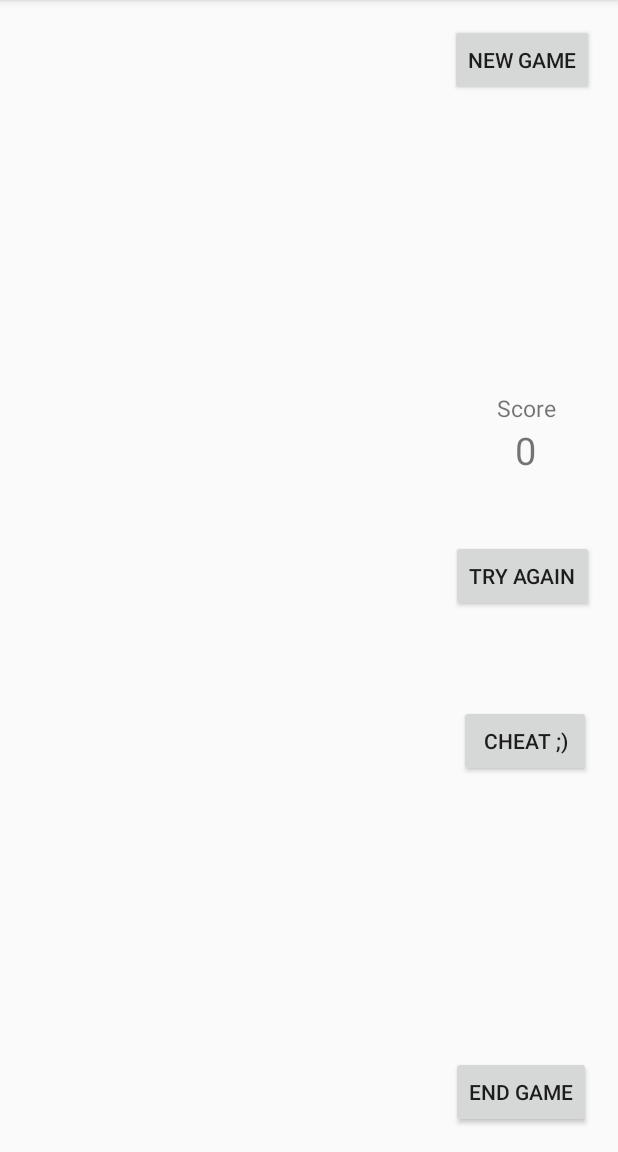
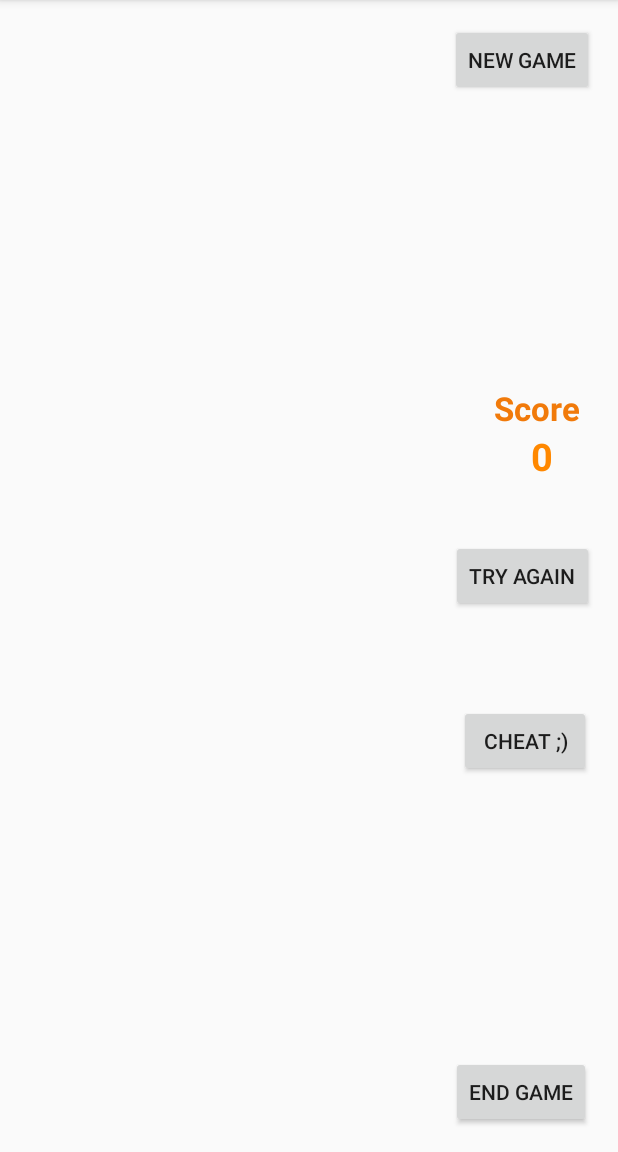
Before and after one commit to keansafari/MemoryGame, an Android app: the MemoryGameActivity screen opened directly, with no data from a screen before it, on a phone screen of 412 x 824 dp, the part 84-1236 px from its top. Run offline under Robolectric (Android 15) with nearby library versions, the phone set to English and light mode, and no system bars.

Commit message:
Few things left 1. Create High Score + add to database 2. View High Scores 3. Modify everything to work in horizontal view 4. Bug testing!!

```diff
--- a/app/src/main/AndroidManifest.xml
+++ b/app/src/main/AndroidManifest.xml
@@ -17,7 +17,9 @@
         </activity>
         <activity android:name=".UserChoiceActivity" />
         <activity android:name=".MemoryGameActivity" />
-        <activity android:name=".HighScoreActivity"></activity>
+        <activity android:name=".HighScoreActivity" />
+        <activity android:name=".UserChoiceHighScoreActivity" />
+        <activity android:name=".CreateHighScoreActivity"></activity>
     </application>
 
 </manifest>
--- a/app/src/main/res/layout/activity_high_score.xml
+++ b/app/src/main/res/layout/activity_high_score.xml
@@ -1,5 +1,5 @@
 <?xml version="1.0" encoding="utf-8"?>
 <RelativeLayout xmlns:android="http://schemas.android.com/apk/res/android"
     android:layout_width="match_parent" android:layout_height="match_parent">
-    <include layout="@layout/content_main" />
+    <include layout="@layout/content_high_score" />
 </RelativeLayout>
--- a/app/src/main/res/layout/content_memory_game.xml
+++ b/app/src/main/res/layout/content_memory_game.xml
@@ -3,6 +3,14 @@
     xmlns:app="http://schemas.android.com/apk/res-auto"
     xmlns:tools="http://schemas.android.com/tools"
     android:layout_width="match_parent" android:layout_height="match_parent">
+
+    <ImageView
+        android:layout_width="wrap_content"
+        android:layout_height="wrap_content"
+        android:id="@+id/yaoming"
+        android:background="@drawable/yaoming"
+        android:layout_alignParentTop="true"
+        android:visibility="invisible" />
 
     <Button
         android:text="Try Again"
@@ -310,9 +318,10 @@
         android:layout_width="match_parent"
         android:layout_height="match_parent"
         android:id="@+id/textGrid"
-        android:layout_alignStart="@+id/cardGrid"
         android:layout_alignTop="@+id/cardGrid"
-        android:visibility="visible">
+        android:visibility="visible"
+        android:layout_alignParentLeft="true"
+        android:layout_alignParentStart="true">
 
         <TextView
             android:layout_width="50dp"
@@ -321,8 +330,9 @@
             android:layout_margin="5dp"
             android:gravity="center"
             android:textAppearance="@style/TextAppearance.AppCompat"
-            android:textColor="@android:color/black"
-            android:visibility="invisible" />
+            android:textColor="@android:color/background_dark"
+            android:visibility="invisible"
+            android:textStyle="bold" />
 
         <TextView
             android:layout_width="50dp"
@@ -331,7 +341,9 @@
             android:layout_margin="5dp"
             android:visibility="invisible"
             android:gravity="center"
-            android:textAppearance="@style/TextAppearance.AppCompat" />
+            android:textAppearance="@style/TextAppearance.AppCompat"
+            android:textColor="@android:color/background_dark"
+            android:textStyle="bold" />
 
         <TextView
             android:layout_width="50dp"
@@ -340,7 +352,9 @@
             android:layout_margin="5dp"
             android:visibility="invisible"
             android:gravity="center"
-            android:textAppearance="@style/TextAppearance.AppCompat" />
+            android:textAppearance="@style/TextAppearance.AppCompat"
+            android:textColor="@android:color/background_dark"
+            android:textStyle="bold" />
 
         <TextView
             android:layout_width="50dp"
@@ -349,7 +363,11 @@
             android:layout_margin="5dp"
             android:visibility="invisible"
             android:gravity="center"
-            android:textAppearance="@style/TextAppearance.AppCompat" />
+            android:textAppearance="@style/TextAppearance.AppCompat"
+            android:layout_row="0"
+            android:layout_column="3"
+            android:textColor="@android:color/background_dark"
+            android:textStyle="bold" />
 
         <TextView
             android:layout_width="50dp"
@@ -360,7 +378,8 @@
             android:layout_column="0"
             android:visibility="invisible"
             android:gravity="center"
-            android:textAppearance="@style/TextAppearance.AppCompat" />
+            android:textAppearance="@style/TextAppearance.AppCompat"
+            android:textStyle="bold" />
 
         <TextView
             android:layout_width="50dp"
@@ -371,7 +390,8 @@
             android:layout_column="1"
             android:visibility="invisible"
             android:gravity="center"
-            android:textAppearance="@style/TextAppearance.AppCompat" />
+            android:textAppearance="@style/TextAppearance.AppCompat"
+            android:textStyle="bold" />
 
         <TextView
             android:layout_width="50dp"
@@ -382,7 +402,8 @@
             android:layout_column="2"
             android:visibility="invisible"
             android:gravity="center"
-            android:textAppearance="@style/TextAppearance.AppCompat" />
+            android:textAppearance="@style/TextAppearance.AppCompat"
+            android:textStyle="bold" />
 
         <TextView
             android:layout_width="50dp"
@@ -393,7 +414,8 @@
             android:layout_column="3"
             android:visibility="invisible"
             android:gravity="center"
-            android:textAppearance="@style/TextAppearance.AppCompat" />
+            android:textAppearance="@style/TextAppearance.AppCompat"
+            android:textStyle="bold" />
 
         <TextView
             android:layout_width="50dp"
@@ -404,7 +426,8 @@
             android:layout_column="0"
             android:visibility="invisible"
             android:gravity="center"
-            android:textAppearance="@style/TextAppearance.AppCompat" />
+            android:textAppearance="@style/TextAppearance.AppCompat"
+            android:textStyle="bold" />
 
         <TextView
             android:layout_width="50dp"
@@ -415,7 +438,8 @@
             android:layout_column="1"
             android:visibility="invisible"
             android:gravity="center"
-            android:textAppearance="@style/TextAppearance.AppCompat" />
+            android:textAppearance="@style/TextAppearance.AppCompat"
+            android:textStyle="bold" />
 
         <TextView
             android:layout_width="50dp"
@@ -426,7 +450,8 @@
             android:layout_column="2"
             android:visibility="invisible"
             android:gravity="center"
-            android:textAppearance="@style/TextAppearance.AppCompat" />
+            android:textAppearance="@style/TextAppearance.AppCompat"
+            android:textStyle="bold" />
 
         <TextView
             android:layout_width="50dp"
@@ -437,7 +462,8 @@
             android:layout_column="3"
             android:visibility="invisible"
             android:gravity="center"
-            android:textAppearance="@style/TextAppearance.AppCompat" />
+            android:textAppearance="@style/TextAppearance.AppCompat"
+            android:textStyle="bold" />
 
         <TextView
             android:layout_width="50dp"
@@ -448,7 +474,8 @@
             android:layout_column="1"
             android:visibility="invisible"
             android:gravity="center"
-            android:textAppearance="@style/TextAppearance.AppCompat" />
+            android:textAppearance="@style/TextAppearance.AppCompat"
+            android:textStyle="bold" />
 
         <TextView
             android:layout_width="50dp"
@@ -459,7 +486,8 @@
             android:layout_column="2"
             android:visibility="invisible"
             android:gravity="center"
-            android:textAppearance="@style/TextAppearance.AppCompat" />
+            android:textAppearance="@style/TextAppearance.AppCompat"
+            android:textStyle="bold" />
 
         <TextView
             android:layout_width="50dp"
@@ -470,7 +498,8 @@
             android:layout_column="0"
             android:visibility="invisible"
             android:gravity="center"
-            android:textAppearance="@style/TextAppearance.AppCompat" />
+            android:textAppearance="@style/TextAppearance.AppCompat"
+            android:textStyle="bold" />
 
         <TextView
             android:layout_width="50dp"
@@ -481,7 +510,8 @@
             android:layout_column="3"
             android:visibility="invisible"
             android:gravity="center"
-            android:textAppearance="@style/TextAppearance.AppCompat" />
+            android:textAppearance="@style/TextAppearance.AppCompat"
+            android:textStyle="bold" />
 
         <TextView
             android:layout_width="50dp"
@@ -492,7 +522,8 @@
             android:layout_column="0"
             android:visibility="invisible"
             android:gravity="center"
-            android:textAppearance="@style/TextAppearance.AppCompat" />
+            android:textAppearance="@style/TextAppearance.AppCompat"
+            android:textStyle="bold" />
 
         <TextView
             android:layout_width="50dp"
@@ -503,7 +534,8 @@
             android:layout_column="1"
             android:visibility="invisible"
             android:gravity="center"
-            android:textAppearance="@style/TextAppearance.AppCompat" />
+            android:textAppearance="@style/TextAppearance.AppCompat"
+            android:textStyle="bold" />
 
         <TextView
             android:layout_width="50dp"
@@ -514,7 +546,8 @@
             android:layout_column="2"
             android:visibility="invisible"
             android:gravity="center"
-            android:textAppearance="@style/TextAppearance.AppCompat" />
+            android:textAppearance="@style/TextAppearance.AppCompat"
+            android:textStyle="bold" />
 
         <TextView
             android:layout_width="50dp"
@@ -525,36 +558,10 @@
             android:layout_column="3"
             android:visibility="invisible"
             android:gravity="center"
-            android:textAppearance="@style/TextAppearance.AppCompat" />
+            android:textAppearance="@style/TextAppearance.AppCompat"
+            android:textStyle="bold" />
 
     </GridLayout>
-
-    <TextView
-        android:layout_marginBottom="47dp"
-        android:id="@+id/scoreText"
-        android:layout_height="30dp"
-        android:layout_marginRight="11dp"
-        android:layout_marginEnd="11dp"
-        android:layout_width="65dp"
-        android:layout_above="@+id/tryAgainButton"
-        android:layout_alignRight="@+id/endGameButton"
-        android:layout_alignEnd="@+id/endGameButton"
-        android:text="0"
-        android:textAlignment="center"
-        android:textSize="25sp" />
-
-    <TextView
-        android:text="Score"
-        android:layout_width="wrap_content"
-        android:layout_height="wrap_content"
-        android:id="@+id/textView3"
-        android:layout_marginLeft="14dp"
-        android:layout_marginStart="14dp"
-        android:layout_above="@+id/scoreText"
-        android:layout_alignLeft="@+id/scoreText"
-        android:layout_alignStart="@+id/scoreText"
-        android:textAlignment="center"
-        android:textSize="15sp" />
 
     <Button
         android:text="CHEAT ;)"
@@ -566,4 +573,31 @@
         android:layout_alignRight="@+id/endGameButton"
         android:layout_alignEnd="@+id/endGameButton" />
 
+    <TextView
+        android:layout_marginBottom="43dp"
+        android:id="@+id/scoreText"
+        android:layout_height="30dp"
+        android:layout_width="65dp"
+        android:text="0"
+        android:textAlignment="center"
+        android:textSize="25sp"
+        android:textColor="@android:color/holo_orange_dark"
+        android:textStyle="normal|bold"
+        android:layout_above="@+id/tryAgainButton"
+        android:layout_alignRight="@+id/cheatButton"
+        android:layout_alignEnd="@+id/cheatButton" />
+
+    <TextView
+        android:text="Score"
+        android:layout_width="wrap_content"
+        android:layout_height="wrap_content"
+        android:id="@+id/textView3"
+        android:textAlignment="center"
+        android:textSize="22sp"
+        android:textColor="?android:attr/colorFocusedHighlight"
+        android:textStyle="normal|bold"
+        android:layout_above="@+id/scoreText"
+        android:layout_alignLeft="@+id/scoreText"
+        android:layout_alignStart="@+id/scoreText" />
+
 </RelativeLayout>
```
Also changed, not shown: app/src/main/java/kean/memgameredo/CreateHighScoreActivity.java (added, +69 -0 lines), app/src/main/java/kean/memgameredo/HighScoreActivity.java (+11 -11 lines), app/src/main/java/kean/memgameredo/MainActivity.java (+12 -0 lines), app/src/main/java/kean/memgameredo/MemoryGameActivity.java (+58 -36 lines), app/src/main/java/kean/memgameredo/MemoryGameRev.java (deleted, +0 -44 lines), app/src/main/java/kean/memgameredo/UserChoiceHighScoreActivity.java (added, +140 -0 lines), app/src/main/res/layout/activity_create_high_score.xml (added, +14 -0 lines), app/src/main/res/layout/activity_user_choice_high_score.xml (added, +14 -0 lines), app/src/main/res/layout/content_create_high_score.xml (added, +79 -0 lines), app/src/main/res/layout/content_high_score.xml (+60 -4 lines), app/src/main/res/layout/content_main.xml (+9 -0 lines).
